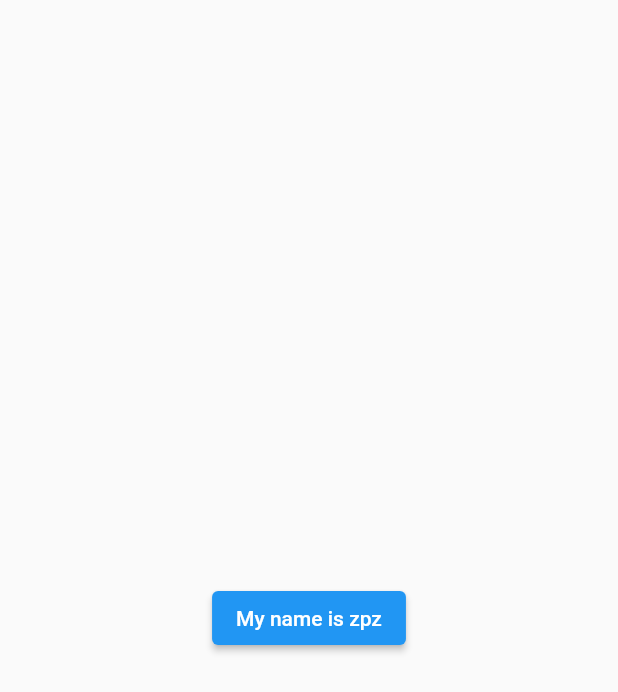
After one commit to zonphyozaw/LEARN-GetX, a Flutter app: the screen it shows after launch, after a tap on "click me", on a phone screen of 412 x 824 dp. The commit adds this screen. Shown: the top 692 px of the screen. Run offline on Flutter 3.47's test engine with Material 2 defaults, Android fonts, the phone set to English and light mode, and no system bars; our stand-ins replace get.

Commit message:
getx GetPage passing params , unknowRoute

```diff
--- a/lib/main.dart
+++ b/lib/main.dart
@@ -1,6 +1,7 @@
 import 'package:flutter/material.dart';
+import 'package:get/get.dart';
 import 'package:get/get_navigation/src/root/get_material_app.dart';
-import 'package:learn_getx/bottom_sheet.dart';
+import 'package:learn_getx/route_navigation.dart';
 
 void main() {
   runApp(const MyApp());
@@ -26,7 +27,17 @@ class MyApp extends StatelessWidget {
         // is not restarted.
         primarySwatch: Colors.blue,
       ),
-      home: const BottomSheetX(),
+      getPages: [
+        GetPage(name: "/routenav", page: ()=> const RouteNavigation(),transition: Transition.leftToRight ),
+      ],
+      //unknownRoute ကိုပြန်ခေါ်ချင်ရင်တော့ /x route နဲ့ခေါ်ပါတယ်
+      unknownRoute:  GetPage(name: "/unknown", page: () => const RouteNavigation() ,),
+      home: Center(
+        child:ElevatedButton(
+          onPressed: () { Get.toNamed("/routenav?name=zpz&content=Flutter GetX"); },
+          child: Text("click me"),
+        )
+      ),
     );
   }
 }
--- /dev/null
+++ b/lib/route_navigation.dart
@@ -0,0 +1,36 @@
+import 'package:flutter/animation.dart';
+import 'package:flutter/cupertino.dart';
+import 'package:flutter/material.dart';
+import 'package:get/get.dart';
+import 'package:learn_getx/show_dialog.dart';
+
+class RouteNavigation extends StatelessWidget {
+  const RouteNavigation({Key? key}) : super(key: key);
+
+  @override
+  Widget build(BuildContext context) {
+    return Scaffold(
+        body: Center(
+          child: ElevatedButton(
+            onPressed: () async {
+              //Get.off() Go to Screen but no option to return to previous screen
+              //Get.offAll() Go to Screen and cancel all previous screen/routes
+              //Get.to(Screen(),arguments:"Data From main"); Go to Screen with some data
+              //var data = await Get.to(Screen()); Get to next screen and receive data send from home screen;
+              //How to test data comming from home screen Print("$data") or Get.argument
+              // Get.to(
+              //     ShowDialog(),
+              //     fullscreenDialog: true,
+              //     transition: Transition.zoom,
+              //     duration: Duration(milliseconds: 1000),
+              //     curve: Curves.bounceInOut,
+              // );
+              var get = await Get.to(const ShowDialog(),transition: Transition.zoom,curve: Curves.bounceInOut);
+              debugPrint("data is comming back from ShowDialog() $get");
+            },
+            child:  Text("My name is ${Get.parameters['name']}"),
+          ),
+        )
+    );
+  }
+}
--- a/lib/show_dialog.dart
+++ b/lib/show_dialog.dart
@@ -9,6 +9,9 @@ class ShowDialog extends StatelessWidget {
   @override
   Widget build(BuildContext context) {
     return Scaffold(
+        appBar: AppBar(
+          title: const Text("RouteNavigation"),
+        ),
       body: Center(
         child: ElevatedButton(
           onPressed: (){
@@ -27,7 +30,7 @@ class ShowDialog extends StatelessWidget {
                   ),
                   //Text("this is GetX dialog box text expanded"),
                   //ကိုလိုချင်တဲ့ အတိုင်းတာတစ်ခုထဲကို ဝင်အောင်လုပ်မယ်ဆိုရင် parent widget ထဲက child ကို Expanded နဲ့ ငုံပေးရတယ် မငုံရင် အပြင်ကိုကျော်တက်သွားမယ်
-                  Expanded(child: Text("this is GetX dialog box text expanded"),)
+                  const Expanded(child: Text("this is GetX dialog box text expanded"),),
                 ],
               ),
               // textCancel: "cancel",
```
